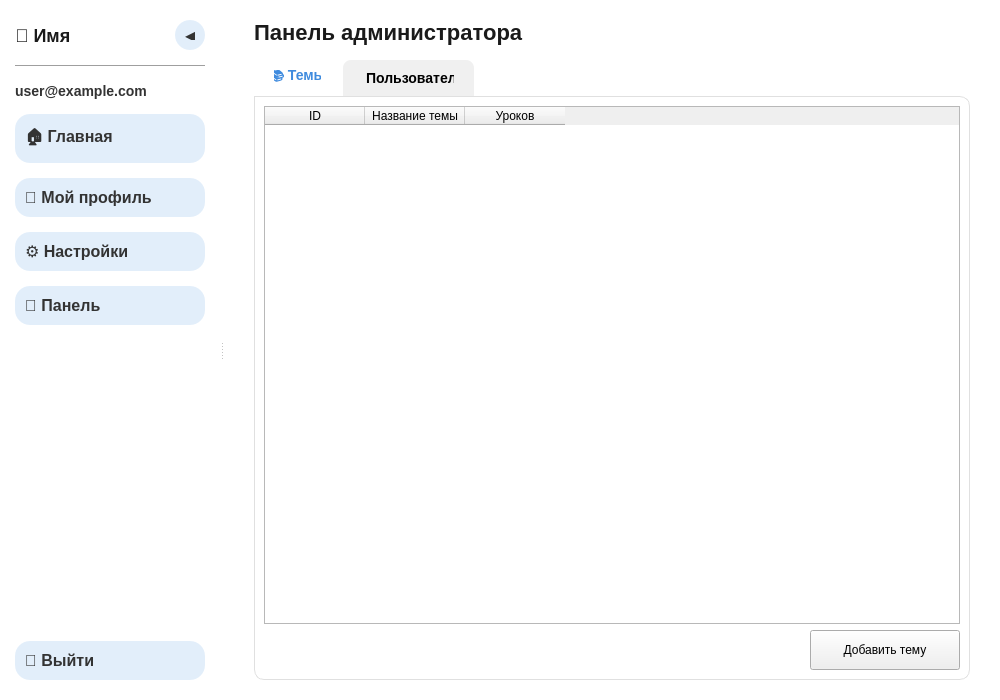
This is app/ui/main.ui in vasilisqq/music_app as Qt 5 draws it before an edit. The edited form follows.
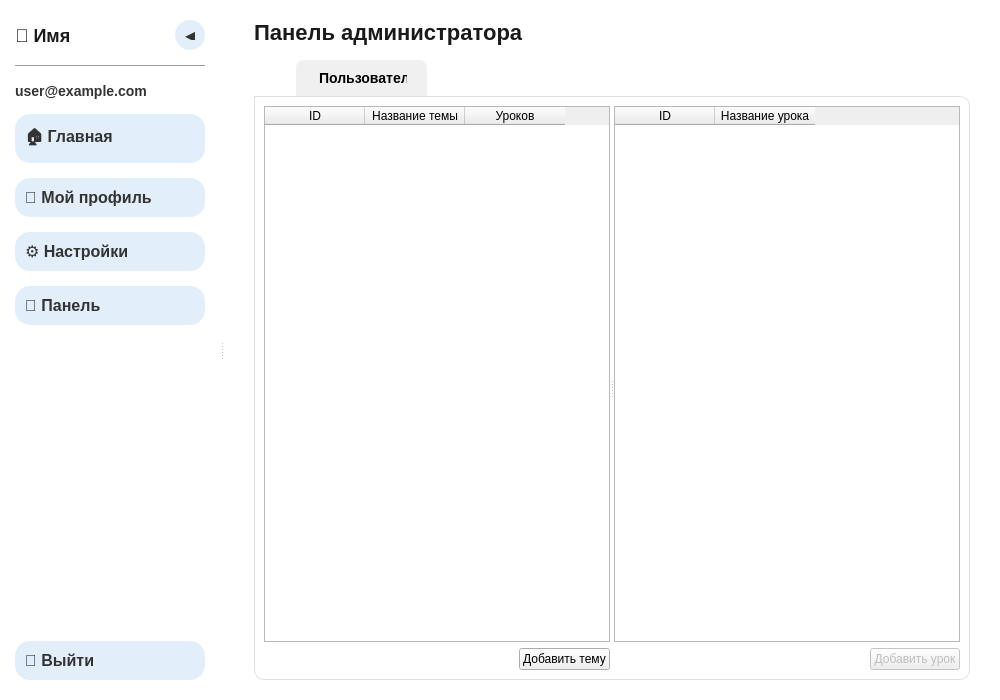
This is the edited form. The open tabs and pages were chosen to show the change.

Commit message: lessons table and API's

```diff
--- a/app/ui/main.ui
+++ b/app/ui/main.ui
@@ -647,21 +647,20 @@
            </property>
            
            <widget class="QWidget" name="tab_topics">
-            <attribute name="title">
-             <string>📚 Темы</string>
-            </attribute>
             <layout class="QVBoxLayout" name="verticalLayout_tab_topics">
              <item>
+   <widget class="QSplitter" name="topics_splitter">
+    <property name="orientation">
+     <enum>Qt::Horizontal</enum>
+    </property>
+    
+    <widget class="QWidget" name="topics_master_container">
+     <layout class="QVBoxLayout" name="verticalLayout_master">
+      <item>
               <widget class="QTableWidget" name="table_topics">
-               <column>
-                <property name="text"><string>ID</string></property>
-               </column>
-               <column>
-                <property name="text"><string>Название темы</string></property>
-               </column>
-               <column>
-                <property name="text"><string>Уроков</string></property>
-               </column>
+        <column><property name="text"><string>ID</string></property></column>
+        <column><property name="text"><string>Название темы</string></property></column>
+        <column><property name="text"><string>Уроков</string></property></column>
               </widget>
              </item>
              <item>
@@ -677,12 +676,59 @@
                <item>
                 <widget class="QPushButton" name="btn_add_topic">
                  <property name="text"><string>Добавить тему</string></property>
-                 <property name="minimumSize">
-                  <size><width>150</width><height>40</height></size>
+         </widget>
+        </item>
+       </layout>
+      </item>
+     </layout>
+    </widget>
+
+    <widget class="QWidget" name="lessons_detail_container">
+             <layout class="QVBoxLayout" name="verticalLayout_detail">
+              <item>
+               <widget class="QTableWidget" name="table_lessons">
+                <column>
+                 <property name="text">
+                  <string>ID</string>
                  </property>
-                </widget>
-               </item>
-              </layout>
+                </column>
+                <column>
+                 <property name="text">
+                  <string>Название урока</string>
+                 </property>
+                </column>
+               </widget>
+              </item>
+              <item>
+               <layout class="QHBoxLayout" name="addLessonLayout">
+                <item>
+                 <spacer name="spacer_lessons">
+                  <property name="orientation">
+                   <enum>Qt::Horizontal</enum>
+                  </property>
+                  <property name="sizeHint" stdset="0">
+                   <size>
+                    <width>40</width>
+                    <height>20</height>
+                   </size>
+                  </property>
+                 </spacer>
+                </item>
+                <item>
+                 <widget class="QPushButton" name="btn_add_lesson">
+                  <property name="text">
+                   <string>Добавить урок</string>
+                  </property>
+                  <property name="enabled">
+                   <bool>false</bool>
+                  </property>
+                 </widget>
+                </item>
+               </layout>
+              </item>
+             </layout>
+            </widget>
+   </widget>
              </item>
             </layout>
            </widget>
```
Left out of the diff: 11 changed lines with no effect on the pictures. Lines whose indentation alone changed are shown as unchanged. The commit also changes 5 other files.
